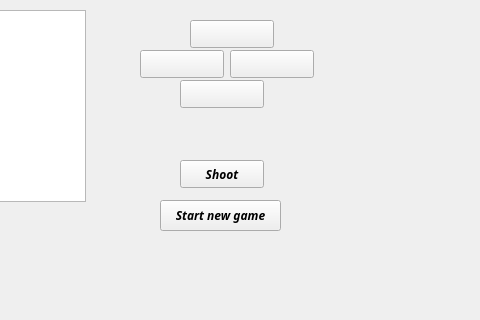
First picture: the form in Game/mainwindow.ui, repository ctrl-elri/nyssemeni, before the edit; both pictures show x 190 to 670 and y 0 to 320 of the 800 by 600 pixel window.
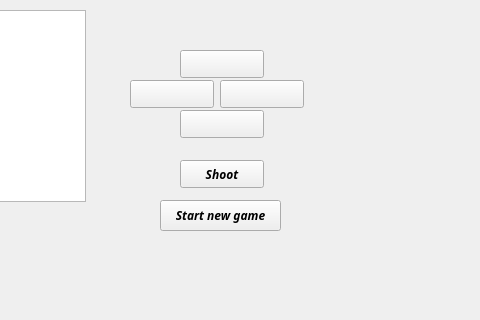
Second picture: the form after the edit.

Commit message: Added textlabel to Mainwindow which shows the player's name

What changed in the file:
```diff
--- a/Game/mainwindow.ui
+++ b/Game/mainwindow.ui
@@ -41,8 +41,8 @@
    <widget class="QPushButton" name="moveRightBtn">
     <property name="geometry">
      <rect>
-      <x>420</x>
-      <y>50</y>
+      <x>410</x>
+      <y>80</y>
       <width>84</width>
       <height>28</height>
      </rect>
@@ -54,8 +54,8 @@
    <widget class="QPushButton" name="moveLeftBtn">
     <property name="geometry">
      <rect>
-      <x>330</x>
-      <y>50</y>
+      <x>320</x>
+      <y>80</y>
       <width>84</width>
       <height>28</height>
      </rect>
@@ -80,8 +80,8 @@
    <widget class="QPushButton" name="moveUpBtn">
     <property name="geometry">
      <rect>
-      <x>380</x>
-      <y>20</y>
+      <x>370</x>
+      <y>50</y>
       <width>84</width>
       <height>28</height>
      </rect>
@@ -94,7 +94,7 @@
     <property name="geometry">
      <rect>
       <x>370</x>
-      <y>80</y>
+      <y>110</y>
       <width>84</width>
       <height>28</height>
      </rect>
@@ -116,6 +116,19 @@
      <string>Start new game</string>
     </property>
    </widget>
+   <widget class="QLabel" name="currentPlayer">
+    <property name="geometry">
+     <rect>
+      <x>300</x>
+      <y>20</y>
+      <width>261</width>
+      <height>21</height>
+     </rect>
+    </property>
+    <property name="text">
+     <string/>
+    </property>
+   </widget>
   </widget>
   <widget class="QMenuBar" name="menubar">
    <property name="geometry">
```
The commit also changes 1 other file.
